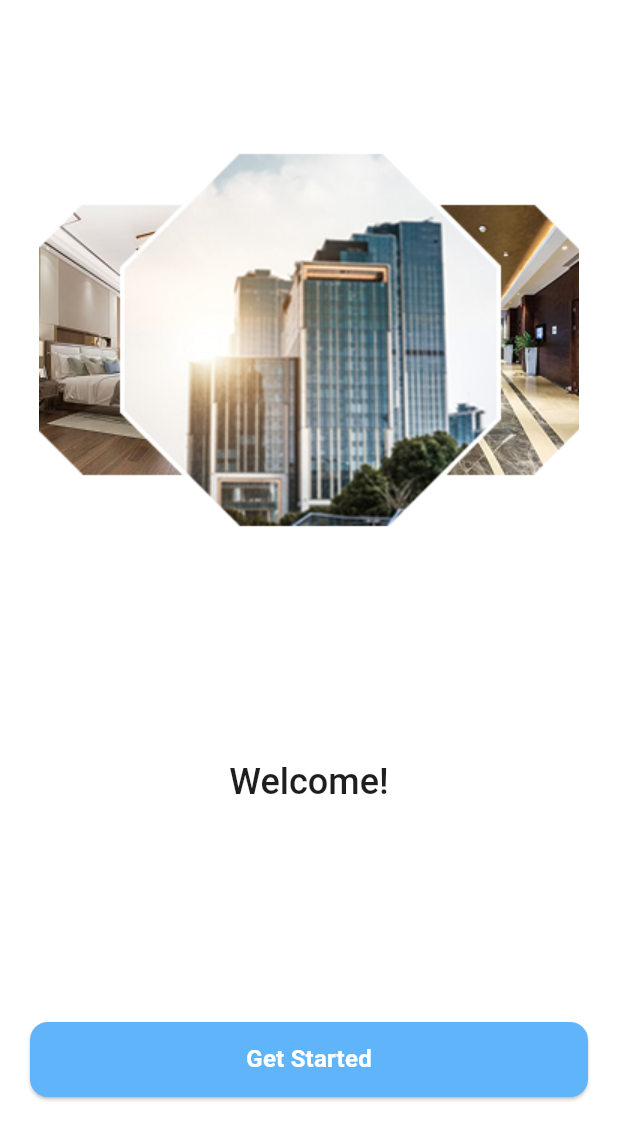
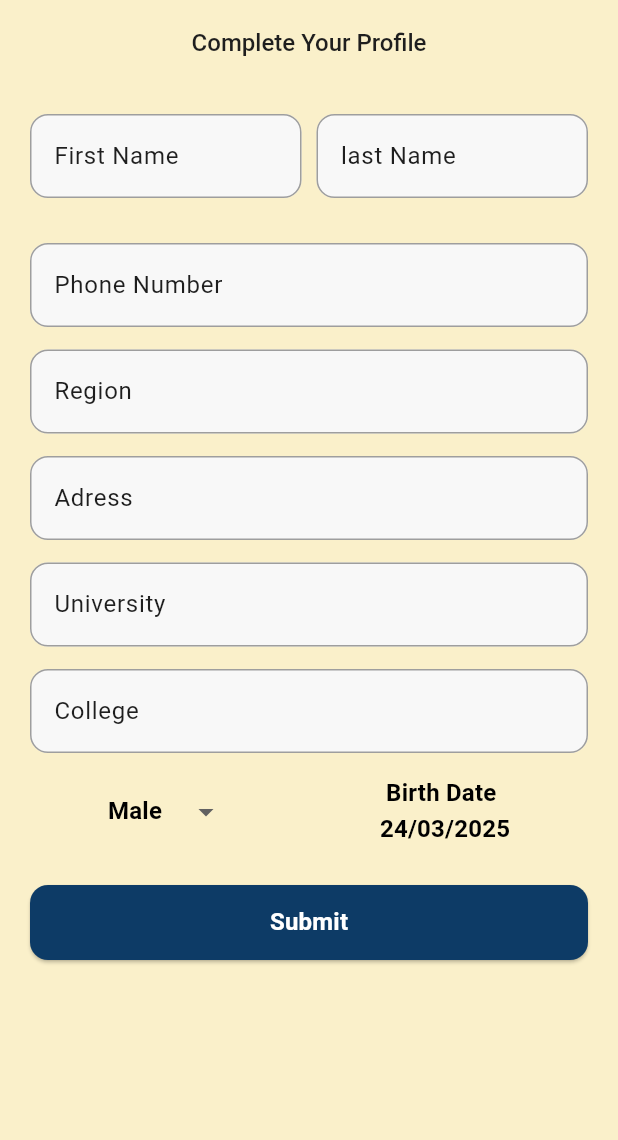
Before and after one commit to Mahmoudyuones/Sakany, a Flutter app: the screen it shows after launch, on a phone screen of 412 x 824 dp. Shown: the top 1140 px of the screen. Run offline on Flutter 3.47's test engine with Material 3 defaults, Android fonts, the phone set to English and light mode, and no system bars; our stand-ins replace pinput.

Commit message:
finish auth ui

```diff
--- a/lib/apptheme.dart
+++ b/lib/apptheme.dart
@@ -2,16 +2,20 @@ import 'package:flutter/material.dart';
 
 class Apptheme {
   static const Color primaryColor = Color(0xff75C2FF);
-  static const Color backGroundColor = Color(0xffffffff);
+  static const Color backGroundColor = Color(0xffFAF0CA);
   static const Color white = Color(0xffffffff);
   static const Color gray = Color(0xffAEAEAE);
   static const Color hintTextColor = Color.fromARGB(255, 146, 133, 133);
   static const Color darkGray = Color(0xffF8F8F8);
   static const Color black = Color(0xff000000);
   static const Color textColor = Color(0xff1E1E1E);
-  static const Color lightblue = Color(0xff60B5FA);
+  static const Color lightblue = Color(0xff0D3B66);
   static const Color red = Color(0xffFF0101);
   static ThemeData lightTheme = ThemeData(
+    appBarTheme: AppBarTheme(
+      centerTitle: true,
+      backgroundColor: backGroundColor,
+    ),
     primaryColor: primaryColor,
     scaffoldBackgroundColor: backGroundColor,
     textTheme: TextTheme(
--- /dev/null
+++ b/lib/auth/user_profile_form.dart
@@ -0,0 +1,229 @@
+import 'package:flutter/material.dart';
+import 'package:intl/intl.dart';
+import 'package:sakany/apptheme.dart';
+import 'package:sakany/home/home_screen.dart';
+import 'package:sakany/widgets/default_eleveted_botton.dart';
+import 'package:sakany/widgets/default_text_form_fieled.dart';
+
+class UserProfileForm extends StatefulWidget {
+  static const String routeName = '/User_profile_form';
+  const UserProfileForm({super.key});
+
+  @override
+  State<UserProfileForm> createState() => _UserProfileFormState();
+}
+
+class _UserProfileFormState extends State<UserProfileForm> {
+  final _formKey = GlobalKey<FormState>();
+
+  final TextEditingController _firstNameController = TextEditingController();
+  final TextEditingController _lastNameController = TextEditingController();
+  final TextEditingController _phoneController = TextEditingController();
+  final TextEditingController _regionController = TextEditingController();
+  final TextEditingController _adressController = TextEditingController();
+  final TextEditingController _universityController = TextEditingController();
+  final TextEditingController _collegeController = TextEditingController();
+  DateFormat dateFormat = DateFormat("dd/MM/yyyy");
+  String? _selectedGender = 'Male';
+  DateTime selectedDate = DateTime.now();
+
+  @override
+  Widget build(BuildContext context) {
+    return Scaffold(
+      appBar: AppBar(
+        title: Text(
+          "Complete Your Profile",
+          style: TextTheme.of(context).titleLarge!.copyWith(fontSize: 16),
+        ),
+      ),
+      body: Padding(
+        padding: const EdgeInsets.all(20),
+        child: Form(
+          key: _formKey,
+          child: SingleChildScrollView(
+            child: Column(
+              children: [
+                Row(
+                  children: [
+                    Expanded(
+                      child: DefaultTextFormFieled(
+                        hintText: 'First Name',
+                        label: 'First Name',
+                        icon: null,
+                        isPassword: false,
+                        controller: _firstNameController,
+                        validator: (value) {
+                          if (value == null || value.trim() == '') {
+                            return 'Please Enter Your First Name';
+                          }
+                          return null;
+                        },
+                      ),
+                    ),
+                    const SizedBox(width: 10),
+                    Expanded(
+                      child: DefaultTextFormFieled(
+                        hintText: 'Last Name',
+                        label: 'last Name',
+                        icon: null,
+                        isPassword: false,
+                        controller: _lastNameController,
+                        validator: (value) {
+                          if (value == null || value.trim() == '') {
+                            return 'Please Enter Your last Name';
+                          }
+                          return null;
+                        },
+                      ),
+                    ),
+                  ],
+                ),
+                const SizedBox(height: 15),
+
+                const SizedBox(height: 15),
+                DefaultTextFormFieled(
+                  hintText: 'Phone Number',
+                  label: 'Phone Number',
+                  icon: null,
+                  isPassword: false,
+                  controller: _phoneController,
+                  validator: (value) {
+                    if (value == null || value.trim() == '') {
+                      return 'Please Enter Your Number Name';
+                    }
+                    return null;
+                  },
+                ),
+
+                const SizedBox(height: 15),
+                DefaultTextFormFieled(
+                  hintText: 'Region',
+                  label: 'Region',
+                  icon: null,
+                  isPassword: false,
+                  controller: _regionController,
+                  validator: (value) {
+                    if (value == null || value.trim() == '') {
+                      return 'Please Enter Your Region';
+                    }
+                    return null;
+                  },
+                ),
+
+                const SizedBox(height: 15),
+                DefaultTextFormFieled(
+                  hintText: 'Adress',
+                  label: 'Adress',
+                  icon: null,
+                  isPassword: false,
+                  controller: _adressController,
+                  validator: (value) {
+                    if (value == null || value.trim() == '') {
+                      return 'Please Enter Your Adress';
+                    }
+                    return null;
+                  },
+                ),
+
+                const SizedBox(height: 15),
+                DefaultTextFormFieled(
+                  hintText: 'University',
+                  label: 'University',
+                  icon: null,
+                  isPassword: false,
+                  controller: _universityController,
+                  validator: (value) {
+                    if (value == null || value.trim() == '') {
+                      return 'Please Enter Your University';
+                    }
+                    return null;
+                  },
+                ),
+
+                const SizedBox(height: 15),
+                DefaultTextFormFieled(
+                  hintText: 'College',
+                  label: 'College',
+                  icon: null,
+                  isPassword: false,
+                  controller: _collegeController,
+                  validator: (value) {
+                    if (value == null || value.trim() == '') {
+                      return 'Please Enter Your College';
+                    }
+                    return null;
+                  },
+                ),
+
+                const SizedBox(height: 15),
+                Row(
+                  mainAxisAlignment: MainAxisAlignment.spaceAround,
+                  children: [
+                    DropdownButtonHideUnderline(
+                      child: DropdownButton<String>(
+                        value: _selectedGender,
+                        dropdownColor: Apptheme.darkGray,
+                        borderRadius: BorderRadius.circular(15),
+                        style: TextTheme.of(
+                          context,
+                        ).titleMedium!.copyWith(color: Apptheme.black),
+                        items: [
+                          DropdownMenuItem<String>(
+                            value: 'Male',
+                            child: Text('Male'),
+                          ),
+                          DropdownMenuItem<String>(
+                            value: 'Female',
+                            child: Text('Female'),
+                          ),
+                        ],
+                        onChanged: (selectedGender) {
+                          if (selectedGender != null) {
+                            _selectedGender = selectedGender;
+                            setState(() {});
+                          }
+                        },
+                      ),
+                    ),
+                    InkWell(
+                      child: Text(
+                        " Birth Date\n${dateFormat.format(selectedDate)}",
+                        style: TextTheme.of(
+                          context,
+                        ).titleMedium!.copyWith(color: Apptheme.black),
+                      ),
+                      onTap: () async {
+                        DateTime? dateTime = await showDatePicker(
+                          context: context,
+                          initialDate: DateTime(2005),
+                          firstDate: DateTime(1950),
+                          lastDate: DateTime.now(),
+                        );
+                        if (dateTime != null && dateTime != selectedDate) {
+                          selectedDate = dateTime;
+                          setState(() {});
+                        }
+                      },
+                    ),
+                  ],
+                ),
+
+                const SizedBox(height: 25),
+                DefaultElevetedBotton(
+                  onPressed: () {
+                    if (_formKey.currentState!.validate()) {
+                      Navigator.of(
+                        context,
+                      ).pushReplacementNamed(HomeScreen.routeName);
+                    }
+                  },
+                  text: ('Submit'),
+                ),
+              ],
+            ),
+          ),
+        ),
+      ),
+    );
+  }
+}
--- a/lib/main.dart
+++ b/lib/main.dart
@@ -2,6 +2,9 @@
 import 'package:sakany/apptheme.dart';
 import 'package:sakany/auth/login_screen.dart';
 import 'package:sakany/auth/register_screen.dart';
+import 'package:sakany/auth/user_profile_form.dart';
+import 'package:sakany/auth/verfication_screen.dart';
+import 'package:sakany/home/home_screen.dart';
 import 'package:sakany/landing_page.dart';
 
 void main() {
@@ -18,8 +21,11 @@
         LandingPage.routeName: (_) => const LandingPage(),
         RegisterScreen.routeName: (_) => const RegisterScreen(),
         LoginScreen.routeName: (_) => LoginScreen(),
+        VerficationScreen.routeName: (_) => VerficationScreen(),
+        HomeScreen.routeName: (_) => HomeScreen(),
+        UserProfileForm.routeName: (_) => UserProfileForm(),
       },
-      initialRoute: LandingPage.routeName,
+      initialRoute: UserProfileForm.routeName,
       darkTheme: Apptheme.darkTheme,
       theme: Apptheme.lightTheme,
       themeMode: ThemeMode.light,
--- a/lib/widgets/deafult_text_form_fieled.dart
+++ b/lib/widgets/default_text_form_fieled.dart
@@ -1,17 +1,17 @@
 import 'package:flutter/material.dart';
 import 'package:sakany/apptheme.dart';
 
-class DeafultTextFormFieled extends StatefulWidget {
+class DefaultTextFormFieled extends StatefulWidget {
   final String hintText;
-  final IconData icon;
+  final IconData? icon;
   final String label;
   final String? Function(String?)? validator;
   final bool isPassword;
   final TextEditingController controller;
-  const DeafultTextFormFieled({
+  const DefaultTextFormFieled({
     super.key,
     required this.hintText,
-    required this.icon,
+    this.icon,
     required this.label,
     this.validator,
     required this.isPassword,
@@ -19,10 +19,10 @@ class DeafultTextFormFieled extends StatefulWidget {
   });
 
   @override
-  State<DeafultTextFormFieled> createState() => _DeafultTextFormFieledState();
+  State<DefaultTextFormFieled> createState() => _DefaultTextFormFieledState();
 }
 
-class _DeafultTextFormFieledState extends State<DeafultTextFormFieled> {
+class _DefaultTextFormFieledState extends State<DefaultTextFormFieled> {
   late bool isObscure = widget.isPassword;
   @override
   Widget build(BuildContext context) {
@@ -48,7 +48,10 @@ class _DeafultTextFormFieledState extends State<DeafultTextFormFieled> {
                   ),
                 )
                 : null,
-        prefixIcon: Icon(widget.icon, color: Apptheme.hintTextColor),
+        prefixIcon:
+            widget.icon == null
+                ? null
+                : Icon(widget.icon, color: Apptheme.hintTextColor),
         filled: true,
         fillColor: Apptheme.darkGray,
         hintStyle: TextStyle(color: Apptheme.hintTextColor),
--- a/pubspec.yaml
+++ b/pubspec.yaml
@@ -34,6 +34,8 @@ dependencies:
   # The following adds the Cupertino Icons font to your application.
   # Use with the CupertinoIcons class for iOS style icons.
   cupertino_icons: ^1.0.8
+  pinput: ^5.0.1
+  intl: ^0.20.2
 
 dev_dependencies:
   flutter_test:
```
Also changed, not shown: lib/auth/login_screen.dart (+84 -9 lines), lib/auth/register_screen.dart (+36 -12 lines), lib/auth/verfication_screen.dart (added, +157 -0 lines), lib/home/home_screen.dart (added, +22 -0 lines), pubspec.lock.
